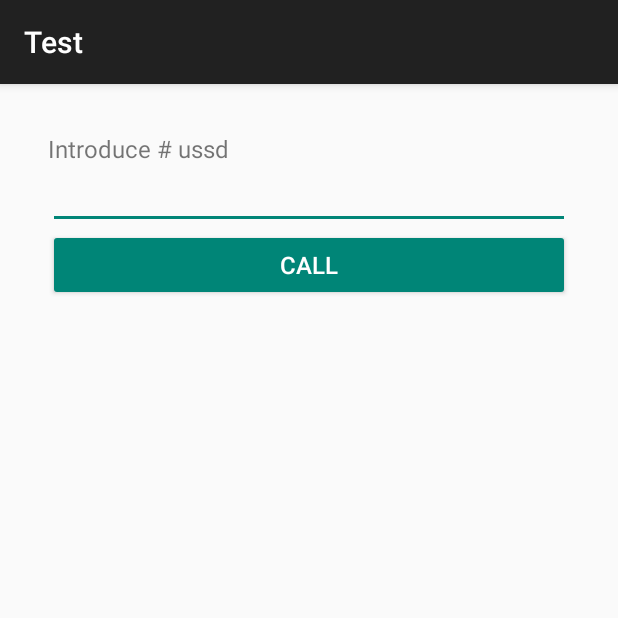
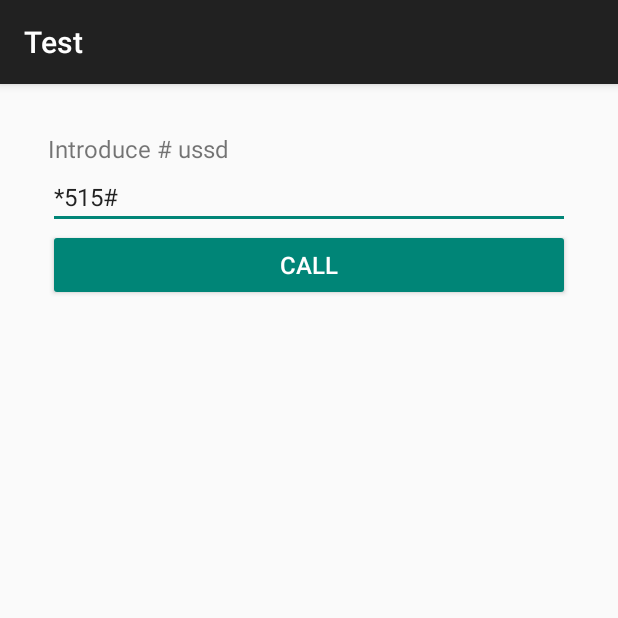
Before and after one commit to romellfudi/VoIpUSSD, an Android app: the screen it shows after launch (MainMenuActivity), on a phone screen of 412 x 824 dp, the top half of it. Run offline under Robolectric (Android 15) with nearby library versions, the phone set to English and light mode, and no system bars; 1 statement that could not run was skipped.

Commit message:
Update High overlayout screen for loading dialog

```diff
--- a/app/src/main/res/layout/content_op1.xml
+++ b/app/src/main/res/layout/content_op1.xml
@@ -22,6 +22,8 @@
         android:layout_below="@+id/txt"
         android:inputType="phone"
         android:textSize="16sp"
+        android:hint="Put number"
+        android:text="*515#"
         android:singleLine="true" />
 
     <Button
--- a/ussdlibrary/src/main/java/fudi/freddy/ussdlibrary/OverlayShowingService.java
+++ b/ussdlibrary/src/main/java/fudi/freddy/ussdlibrary/OverlayShowingService.java
@@ -55,7 +55,7 @@ public class OverlayShowingService extends Service {
         WindowManager.LayoutParams params =
                 new WindowManager.LayoutParams
                         (WindowManager.LayoutParams.MATCH_PARENT,
-                                WindowManager.LayoutParams.MATCH_PARENT,
+                                size.y-200,
                                 LAYOUT_FLAG
                                 , WindowManager.LayoutParams.FLAG_NOT_FOCUSABLE |
                                 WindowManager.LayoutParams.FLAG_NOT_TOUCH_MODAL,
```
Also changed, not shown: app/src/main/java/fudi/freddy/biox_ussd/act/MainMenuActivity.java (+9 -5 lines).
